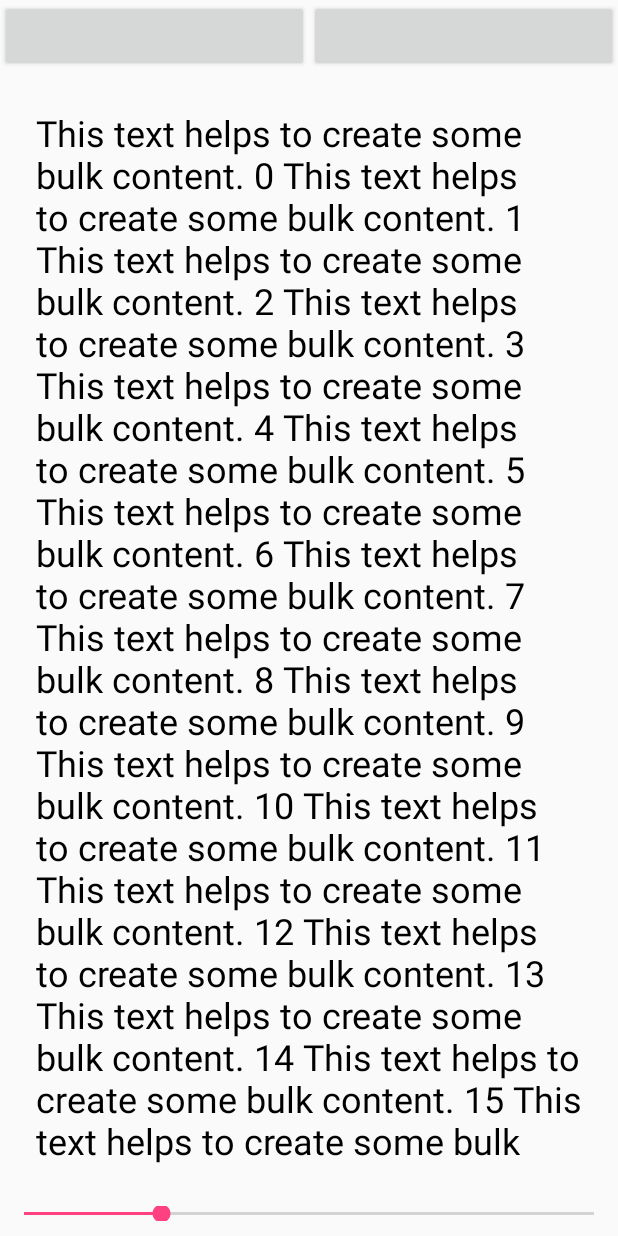
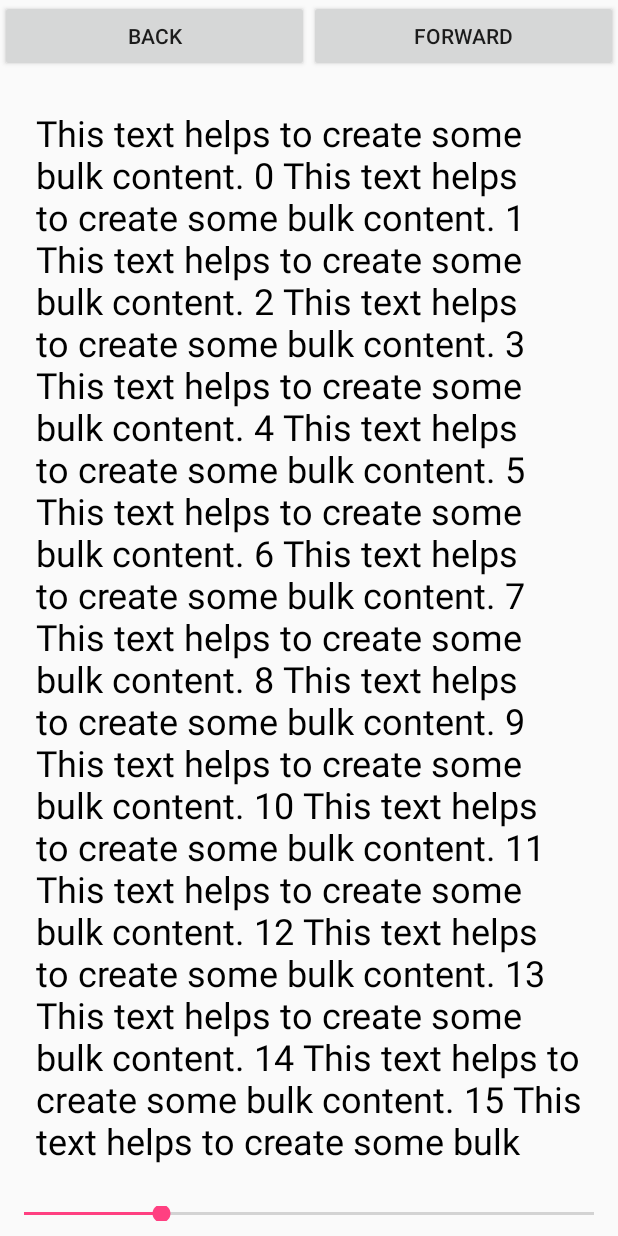
Before and after one commit to padfoot27/StoryReader, an Android app: the screen it shows after launch (StoryActivity), on a phone screen of 412 x 824 dp. Run offline under Robolectric (Android 15) with nearby library versions, the phone set to English and light mode, and no system bars.

```diff
--- a/app/src/main/res/layout/content_story.xml
+++ b/app/src/main/res/layout/content_story.xml
@@ -17,6 +17,7 @@
 
         <Button
             android:id="@+id/back_btn"
+            android:text="@string/back"
             android:layout_width="0dp"
             android:layout_height="wrap_content"
             android:layout_weight="1"
@@ -25,6 +26,7 @@
         <Button
             android:id="@+id/forward_btn"
             android:layout_width="0dp"
+            android:text="@string/forward"
             android:layout_height="wrap_content"
             android:layout_weight="1"
             android:orientation="horizontal" />
--- a/app/src/main/res/values/strings.xml
+++ b/app/src/main/res/values/strings.xml
@@ -1,4 +1,6 @@
 <resources>
     <string name="app_name">StoryReader</string>
     <string name="action_settings">Settings</string>
+    <string name="forward">Forward</string>
+    <string name="back">Back</string>
 </resources>
```
Also changed, not shown: app/src/main/java/com/example/onlinetyari/storyreader/StoryActivity.java (+11 -9 lines).
